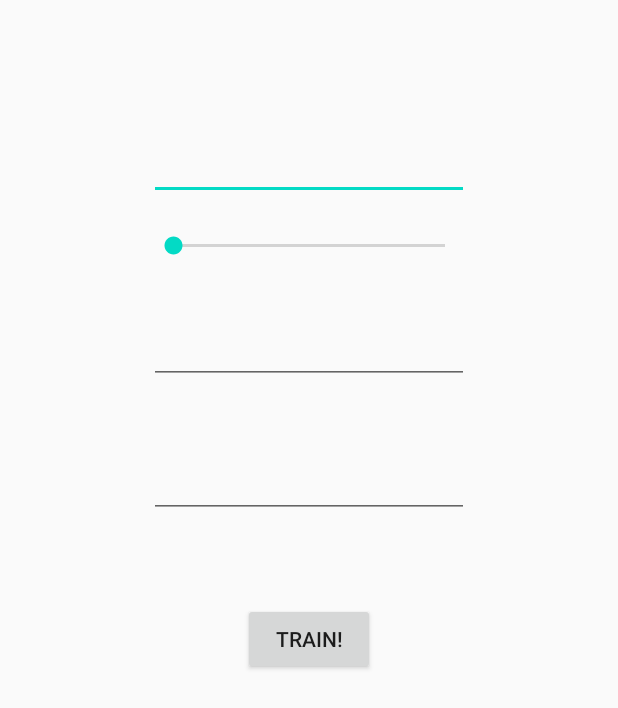
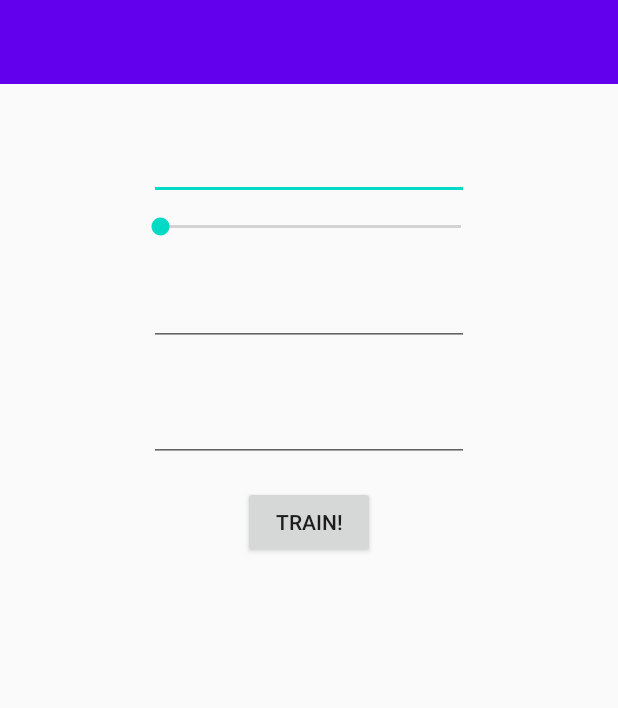
Before and after one commit to chrissyast/Level_Up_Metronome, an Android app: the layout activity_main.xml on its own in the app's theme, with its tools: preview values and no code run, on a phone screen of 412 x 824 dp. Shown: the top 708 px of the screen. Run offline under Robolectric (Android 15) with nearby library versions, the phone set to English and light mode, and no system bars.

Commit message:
add custom action bar. remove default bar. remove bottom constraint for button which was causing top to overflow

```diff
--- a/app/src/main/java/com/example/levelupmetronome/MainActivity.java
+++ b/app/src/main/java/com/example/levelupmetronome/MainActivity.java
@@ -21,6 +21,11 @@ public class MainActivity extends AppCompatActivity {
 
     private void playSound()  {
         player.play();
+    }
+
+    private void stopSound() {
+        player.stop();
+        // TODO restarted audio doesnt' loop
     }
 
     private int millis() {
@@ -65,7 +70,7 @@ public class MainActivity extends AppCompatActivity {
         switch (reader.getBitsPerSample()) {
             case 8:
                 encoding = AudioFormat.ENCODING_PCM_8BIT;
-               break;
+                break;
             case 16:
                 encoding = AudioFormat.ENCODING_PCM_16BIT;
                 break;
@@ -96,7 +101,12 @@ public class MainActivity extends AppCompatActivity {
     }
 
     public void handleButtonPress(View view) {
-        playSound();
+        if (player.getPlayState() == AudioTrack.PLAYSTATE_PLAYING) {
+            stopSound();
+        }
+        else {
+            playSound();
+        }
     }
 
     @Override
--- a/app/src/main/res/layout/activity_main.xml
+++ b/app/src/main/res/layout/activity_main.xml
@@ -1,54 +1,82 @@
 <?xml version="1.0" encoding="utf-8"?>
-<androidx.constraintlayout.widget.ConstraintLayout
-        xmlns:android="http://schemas.android.com/apk/res/android"
+<androidx.constraintlayout.widget.ConstraintLayout xmlns:android="http://schemas.android.com/apk/res/android"
     xmlns:tools="http://schemas.android.com/tools"
     xmlns:app="http://schemas.android.com/apk/res-auto"
     android:layout_width="match_parent"
     android:layout_height="match_parent"
     tools:context=".MainActivity">
+
+    <androidx.appcompat.widget.Toolbar
+        android:id="@+id/toolbar"
+        android:layout_width="match_parent"
+        android:layout_height="wrap_content"
+        android:background="?attr/colorPrimary"
+        android:theme="?attr/actionBarTheme"
+
+        app:layout_constraintEnd_toEndOf="parent"
+        app:layout_constraintStart_toStartOf="parent"
+        app:layout_constraintTop_toTopOf="parent" />
+
     <EditText
+        android:id="@+id/targetBpm"
+        android:layout_width="wrap_content"
+        android:layout_height="45dp"
+        android:layout_marginTop="32dp"
+        android:ems="10"
+        android:inputType="number"
+        app:layout_constraintBottom_toTopOf="@+id/bpmSlider"
+        app:layout_constraintEnd_toEndOf="parent"
+        app:layout_constraintStart_toStartOf="parent"
+        app:layout_constraintTop_toBottomOf="@+id/toolbar"/>
+
+    <EditText
+        android:id="@+id/targetConsecutiveCorrect"
         android:layout_width="wrap_content"
         android:layout_height="wrap_content"
+        android:layout_marginTop="16dp"
+        android:layout_marginBottom="16dp"
+        android:ems="10"
         android:inputType="number"
-            android:ems="10"
-            android:id="@+id/targetBpm"
-            app:layout_constraintEnd_toEndOf="parent" app:layout_constraintStart_toStartOf="parent"
-            app:layout_constraintTop_toTopOf="parent"
-            android:layout_marginTop="75dp"
-            app:layout_constraintBottom_toTopOf="@+id/bpmSlider"/>
+        app:layout_constraintBottom_toTopOf="@+id/tolerance"
+        app:layout_constraintEnd_toEndOf="parent"
+        app:layout_constraintStart_toStartOf="parent"
+        app:layout_constraintTop_toBottomOf="@+id/bpmSlider" />
+
     <EditText
+        android:id="@+id/tolerance"
         android:layout_width="wrap_content"
         android:layout_height="wrap_content"
+        android:layout_marginTop="16dp"
+        android:layout_marginBottom="28dp"
+        android:ems="10"
         android:inputType="number"
-            android:ems="10"
-            android:id="@+id/targetConsecutiveCorrect"
+        app:layout_constraintBottom_toTopOf="@+id/trainButton"
+        app:layout_constraintEnd_toEndOf="parent"
         app:layout_constraintStart_toStartOf="parent"
-            app:layout_constraintEnd_toEndOf="parent" android:layout_marginTop="16dp"
-            app:layout_constraintTop_toBottomOf="@+id/bpmSlider" android:layout_marginBottom="16dp"
-            app:layout_constraintBottom_toTopOf="@+id/tolerance"/>
-    <EditText
+        app:layout_constraintTop_toBottomOf="@+id/targetConsecutiveCorrect" />
+
+    <SeekBar
+        android:id="@+id/bpmSlider"
+        android:layout_width="0dp"
+        android:layout_height="20dp"
+        android:layout_marginTop="8dp"
+        android:layout_marginBottom="8dp"
+        android:paddingStart="7dp"
+        android:paddingEnd="5dp"
+        app:layout_constraintBottom_toTopOf="@+id/targetConsecutiveCorrect"
+        app:layout_constraintLeft_toLeftOf="@id/targetBpm"
+        app:layout_constraintRight_toRightOf="@id/targetBpm"
+        app:layout_constraintTop_toBottomOf="@+id/targetBpm" />
+
+    <Button
+        android:id="@+id/trainButton"
         android:layout_width="wrap_content"
         android:layout_height="wrap_content"
-            android:inputType="number"
-            android:ems="10"
-            android:id="@+id/tolerance"
         android:layout_marginTop="16dp"
-            app:layout_constraintTop_toBottomOf="@+id/targetConsecutiveCorrect"
+        android:onClick="handleButtonPress"
+        android:text="Train!"
+        app:layout_constraintEnd_toEndOf="parent"
         app:layout_constraintStart_toStartOf="parent"
-            app:layout_constraintEnd_toEndOf="parent"
-            android:layout_marginBottom="28dp" app:layout_constraintBottom_toTopOf="@+id/trainButton"/>
-    <SeekBar
-            android:layout_width="0dp"
-            android:layout_height="20dp" android:id="@+id/bpmSlider"
-            app:layout_constraintRight_toRightOf="@id/targetBpm" app:layout_constraintLeft_toLeftOf="@id/targetBpm"
-            android:layout_marginTop="8dp" app:layout_constraintTop_toBottomOf="@+id/targetBpm"
-            android:layout_marginBottom="8dp" app:layout_constraintBottom_toTopOf="@+id/targetConsecutiveCorrect"/>
-    <Button
-            android:text="Train!"
-            android:layout_width="wrap_content"
-            android:layout_height="wrap_content" android:id="@+id/trainButton"
-            app:layout_constraintStart_toStartOf="parent"
-            app:layout_constraintEnd_toEndOf="parent" android:layout_marginTop="16dp"
-            app:layout_constraintTop_toBottomOf="@+id/tolerance" app:layout_constraintBottom_toBottomOf="parent"
-            android:layout_marginBottom="361dp" android:onClick="handleButtonPress"/>
+        app:layout_constraintTop_toBottomOf="@+id/tolerance" />
+
 </androidx.constraintlayout.widget.ConstraintLayout>
--- a/app/src/main/res/values/styles.xml
+++ b/app/src/main/res/values/styles.xml
@@ -1,6 +1,6 @@
 <resources>
     <!-- Base application theme. -->
-    <style name="AppTheme" parent="Theme.AppCompat.Light.DarkActionBar">
+    <style name="AppTheme" parent="Theme.AppCompat.Light.NoActionBar">
         <!-- Customize your theme here. -->
         <item name="colorPrimary">@color/colorPrimary</item>
         <item name="colorPrimaryDark">@color/colorPrimaryDark</item>
```
Lines whose indentation alone changed are shown as unchanged.
